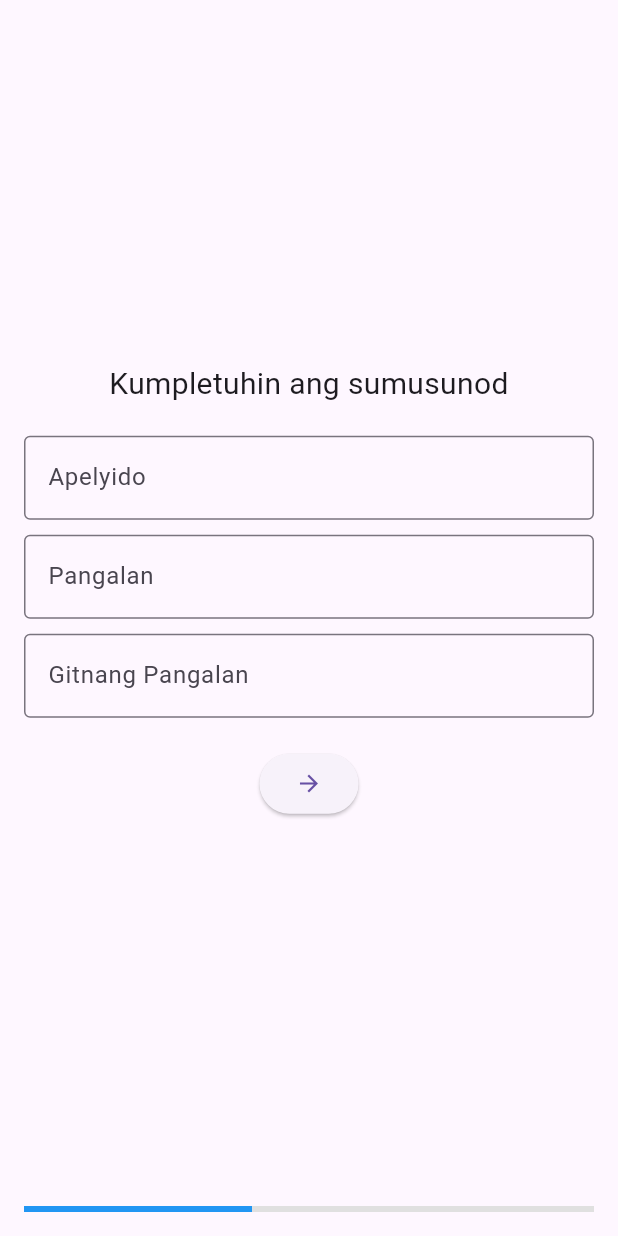
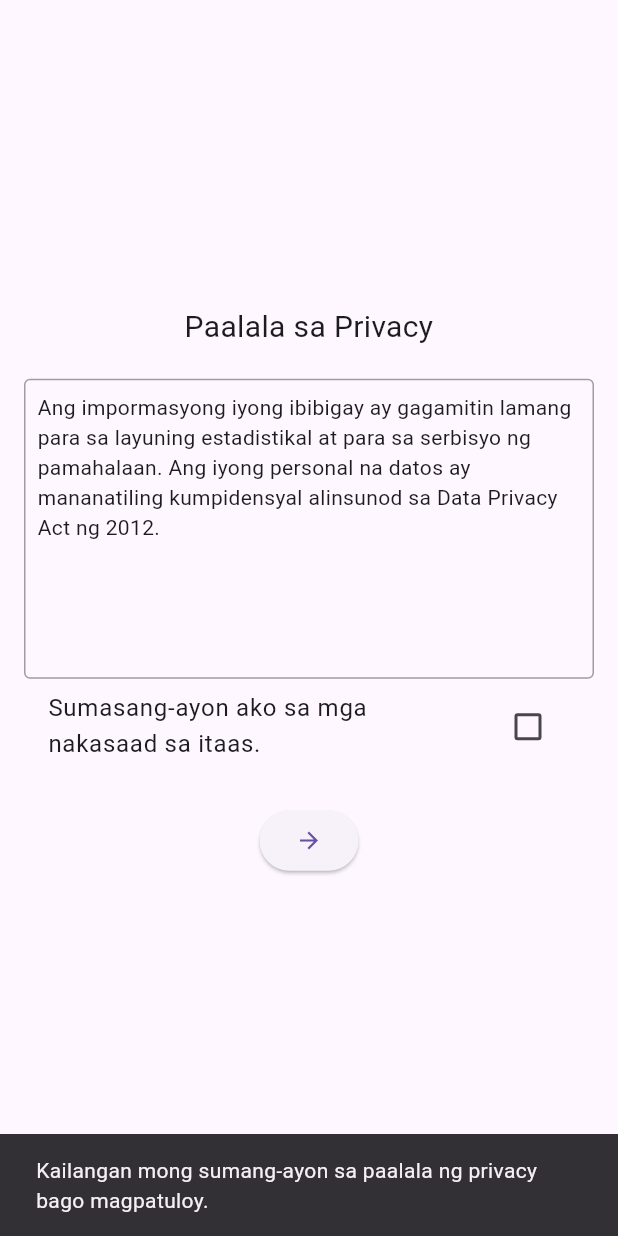
Before and after one commit to melee45/barangay-profiling-system, a Flutter app: the screen it shows after launch, after a tap on the "arrow forward" icon, on a phone screen of 412 x 824 dp. Run offline on Flutter 3.47's test engine with Material 3 defaults, Android fonts, the phone set to English and light mode, and no system bars; our stand-ins replace cloud_firestore, firebase_core; accounts and stored records are empty.

Commit message:
Included privacy notice

```diff
--- /dev/null
+++ b/devtools_options.yaml
@@ -0,0 +1,3 @@
+description: This file stores settings for Dart & Flutter DevTools.
+documentation: https://docs.flutter.dev/tools/devtools/extensions#configure-extension-enablement-states
+extensions:
--- a/lib/main.dart
+++ b/lib/main.dart
@@ -1,17 +1,25 @@
+// Import packages needed
 import 'package:flutter/material.dart';
 import 'package:cloud_firestore/cloud_firestore.dart';
 import 'package:firebase_core/firebase_core.dart';
-import 'firebase_options.dart'; // Ensure this file exists
+// Ensure this file exists to access Firebase
+import 'firebase_options.dart';
 
+// Enter flutter application
 void main() async {
   WidgetsFlutterBinding.ensureInitialized();
+
+  // Initialize Firebase connection
   await Firebase.initializeApp(
     options: DefaultFirebaseOptions.currentPlatform,
   );
   print("Firebase initialized successfully!");
+
+  // Start Application
   runApp(MyApp());
 }
 
+// Adjust and configure widgets
 class MyApp extends StatelessWidget {
   const MyApp({super.key});
   @override
@@ -22,6 +30,7 @@ class MyApp extends StatelessWidget {
   }
 }
 
+// Welcome Screen
 class WelcomeAnimationScreen extends StatefulWidget {
   const WelcomeAnimationScreen({super.key});
   @override
@@ -66,6 +75,7 @@ class WelcomeAnimationScreenState extends State<WelcomeAnimationScreen> {
   }
 }
 
+// Main Survey Section
 class WelcomeScreen extends StatefulWidget {
   const WelcomeScreen({super.key});
   @override
@@ -74,37 +84,61 @@ class WelcomeScreen extends StatefulWidget {
 
 class _WelcomeScreenState extends State<WelcomeScreen> {
   int step = 0;
+  // Set Controllers and Main Variables
+
+  // Input-based variables
   TextEditingController surnameController = TextEditingController();
   TextEditingController firstNameController = TextEditingController();
   TextEditingController middleNameController = TextEditingController();
+
+  // String selection variables
   String? selectedAddress;
   String? selectedPurpose;
   String? selectedOccupation;
   String? selectedSex;
   String? selectedGender;
+
+  // Data and Time variable
   DateTime? selectedBirthdate;
+
+  // Int variable
   int? calculatedAge;
 
+  // Privacy notice boolean
+  bool agreedToPrivacy = false; // For data privacy checkbox
+
+  // Set all drop down variables
+
+  // Address selection
    List<String> addressOptions = [
     "Purok 1", "Purok 2", "Purok 3", "Purok 4", "Purok 5",
     "Purok 6", "Purok 7", "Purok 8", "PLDT Subdivision",
     "Country Homes Subd.", "Vista Rosa", "Labas ng Biñan"
   ];
+
+  // Purpose selection
   List<String> purposeOptions = [
     "Indigency", "Clearance", "Residency", "Certificate",
     "ID", "Incident Report", "Accident Report", "Other"
   ];
+
+  // Occupation selection
   List<String> occupationoptions = [
     "Fully Employed", "Part-time Emplyment", "Student",
     "Unemployed", "Self-Employed", "Retired"
   ];
+
+  // Sex selection
   List<String> sexoptions = [
     "Male", "Female", "Other"
   ];
+
+  // Gender selection
   List<String> genderoptions = [
     "Male", "Female", "Non-Binary", "Prefer not to say"
   ];
 
+ // Set-up birthdate selector
   Future<void> _selectBirthdate(BuildContext context) async {
     DateTime? pickedDate = await showDatePicker(
       context: context,
@@ -120,6 +154,7 @@ class _WelcomeScreenState extends State<WelcomeScreen> {
     }
   }
 
+ // Calculate age based on the given birthdate
   int _calculateAge(DateTime birthdate) {
     DateTime today = DateTime.now();
     int age = today.year - birthdate.year;
@@ -130,6 +165,7 @@ class _WelcomeScreenState extends State<WelcomeScreen> {
     return age;
   }
 
+ // Save collected data to Firestore
   void saveUserData() {
     print("Attempting to save data:");
     print("Surname: ${surnameController.text}");
@@ -141,6 +177,7 @@ class _WelcomeScreenState extends State<WelcomeScreen> {
     print("Calculated Age: $calculatedAge");
     print("Occupation: $selectedOccupation");
 
+ // Alert if required fields are missing
     if (surnameController.text.isEmpty || selectedPurpose == null || selectedAddress == null || selectedBirthdate == null || selectedOccupation == null || selectedSex == null || selectedGender == null) {
     print("⚠️ Missing required fields!");
     return;
@@ -164,19 +201,39 @@ class _WelcomeScreenState extends State<WelcomeScreen> {
     });
   }
 
+
+
+
+
+
+
+ // Advance to next step if all is correct
   void goToNextStep() {
-    if (step == 5) {
+    if (step == 6) {
       saveUserData();
+    }
+    if (step == 0 && !agreedToPrivacy) {
+      ScaffoldMessenger.of(context).showSnackBar(
+        SnackBar(content: Text('Kailangan mong sumang-ayon sa paalala ng privacy bago magpatuloy.')),
+      );
+      return;
     }
     setState(() {
       step++;
     });
   }
 
+
+
+
+
+
+
+ // Thank you message
   @override
   Widget build(BuildContext context) {
     // When survey is complete, display a thank-you screen with larger text.
-    if (step > 5) {
+    if (step > 6) {
       return Scaffold(
         body: Center(
           child: Padding(
@@ -191,10 +248,52 @@ class _WelcomeScreenState extends State<WelcomeScreen> {
       );
     }
 
+
+
+
+
+
+
+
+ // Set up the UI for every step
     String questionText = "";
     Widget inputWidget = SizedBox();
 
+    // Page 0; Data Privacy Notice
     if (step == 0) {
+      questionText = "Paalala sa Privacy";
+      inputWidget = Column(
+        children: [
+          Container(
+            height: 200,
+            padding: EdgeInsets.all(8),
+            decoration: BoxDecoration(
+              border: Border.all(color: Colors.grey),
+              borderRadius: BorderRadius.circular(4),
+            ),
+            child: SingleChildScrollView(
+              child: Text(
+                "Ang impormasyong iyong ibibigay ay gagamitin lamang para sa layuning estadistikal at para sa serbisyo ng pamahalaan. "
+                "Ang iyong personal na datos ay mananatiling kumpidensyal alinsunod sa Data Privacy Act ng 2012.",
+                style: TextStyle(fontSize: 14),
+              ),
+            ),
+          ),
+          CheckboxListTile(
+            title: Text("Sumasang-ayon ako sa mga nakasaad sa itaas."),
+            value: agreedToPrivacy,
+            onChanged: (value) {
+              setState(() {
+                agreedToPrivacy = value ?? false;
+              });
+            },
+          ),
+        ],
+      );
+    }
+
+    // Page 1; Purpose Page
+    if (step == 1) {
       questionText = "Kung ikaw ay pupunta sa institusyon ng pamahalaan, ano ang mas uunahin mong kunin";
       inputWidget = DropdownButtonFormField<String>(
         value: selectedPurpose,
@@ -207,7 +306,9 @@ class _WelcomeScreenState extends State<WelcomeScreen> {
           });
         },
       );
-    } else if (step == 1) {
+
+    // Page 2; Name input page
+    } else if (step == 2) {
       questionText = "Kumpletuhin ang sumusunod";
       inputWidget = Column(
         children: [
@@ -236,7 +337,9 @@ class _WelcomeScreenState extends State<WelcomeScreen> {
           ),
         ],
       );
-    } else if (step == 2) {
+
+    // Page 3; Sex and Gender Selection
+    } else if (step == 3) {
       questionText = "Kumpletuhin ang sumusunod";
       inputWidget = Column(
         children: [
@@ -273,7 +376,9 @@ class _WelcomeScreenState extends State<WelcomeScreen> {
         ),
         ],
       );
-    } else if (step == 3) {
+
+    // Page 4; Address Selection
+    } else if (step == 4) {
       questionText = "Barangay ng pagkakakilanlan";
       inputWidget = DropdownButtonFormField<String>(
         value: selectedAddress,
@@ -286,7 +391,9 @@ class _WelcomeScreenState extends State<WelcomeScreen> {
           });
         },
       );
-    } else if (step == 4) {
+
+    // Page 5; Birthdate
+    } else if (step == 5) {
       questionText = "Araw ng kapanganakan";
       inputWidget = Column(
         children: [
@@ -308,7 +415,9 @@ class _WelcomeScreenState extends State<WelcomeScreen> {
             ),
           ],
         );
-    } else if (step == 5) {
+
+    // Page 6; Occupation
+    } else if (step == 6) {
       questionText = "Katayuan ng Hanapbuhay";
       inputWidget = DropdownButtonFormField<String>(
         value: selectedOccupation,
@@ -323,6 +432,7 @@ class _WelcomeScreenState extends State<WelcomeScreen> {
       );
     }
 
+    // Main layout
     return Scaffold(
       body: Column(
         children: [
@@ -361,10 +471,12 @@ class _WelcomeScreenState extends State<WelcomeScreen> {
               ),
             ),
           ),
+
+          // Progress bar in UI
           Padding(
             padding: const EdgeInsets.all(16.0),
             child: LinearProgressIndicator(
-              value: (step + 1) / 5,
+              value: (step + 1) / 7,
               backgroundColor: Colors.grey[300],
               valueColor: AlwaysStoppedAnimation<Color>(Colors.blue),
             ),
```
Also changed, not shown: 1 other file. Lines whose indentation alone changed are shown as unchanged.
